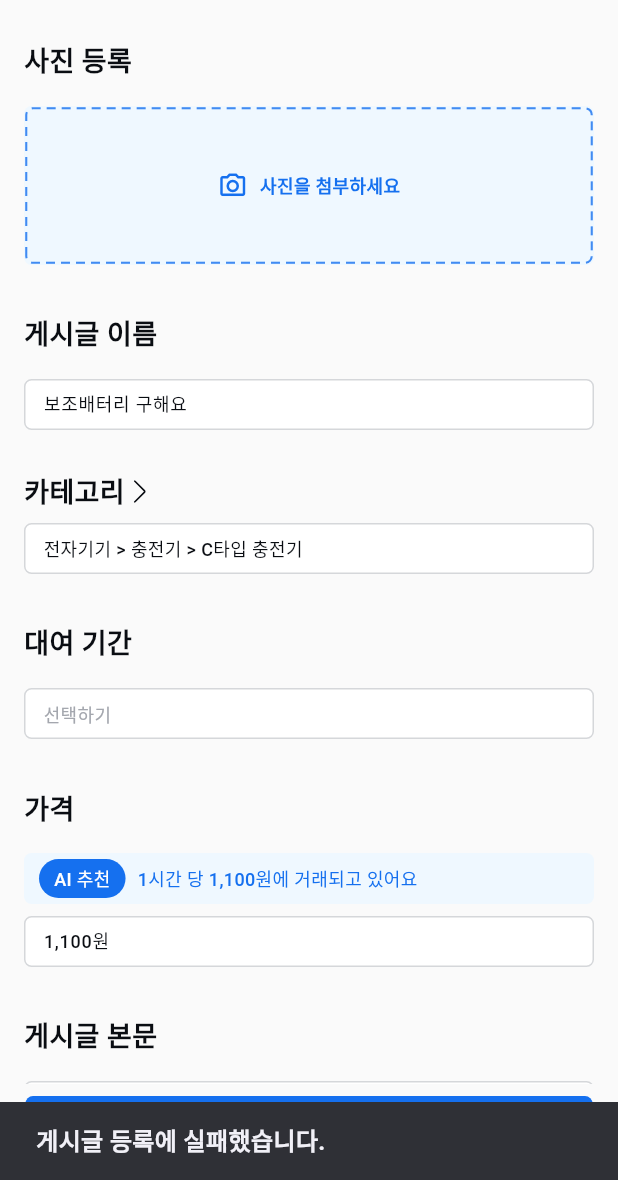
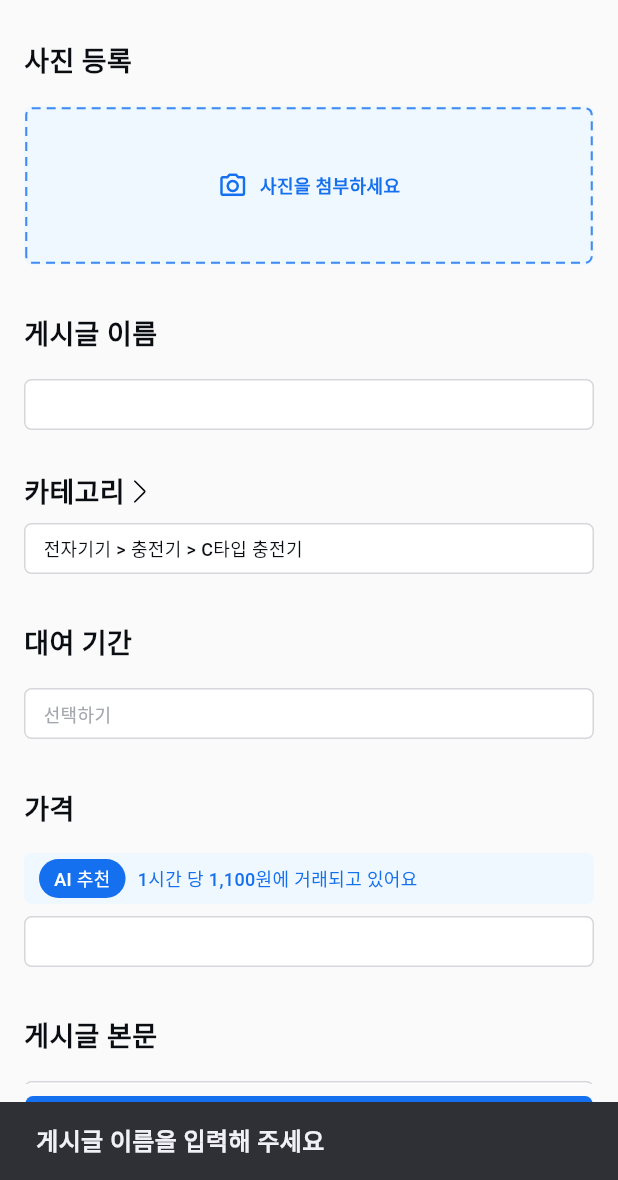
Before and after one commit to Sjaize/boro-android, a Flutter app: the PostCreateScreen screen opened by its route, after a tap on "확인", on a phone screen of 412 x 824 dp, the part 56-1236 px from its top. Run offline on Flutter 3.47's test engine with Material 3 defaults, Android fonts, the light colour scheme and no system bars; our stand-ins replace firebase_core, firebase_messaging, flutter_svg, geolocator, shared_preferences; missing offline and left inert: kakao_flutter_sdk_user, kakao_map_plugin; accounts and stored records are empty; Roboto replaces fonts that are missing (Pretendard).

```diff
--- a/lib/screens/post/post_create_screen.dart
+++ b/lib/screens/post/post_create_screen.dart
@@ -15,8 +15,8 @@ class PostCreateScreen extends StatefulWidget {
 }
 
 class _PostCreateScreenState extends State<PostCreateScreen> {
-  final _titleController = TextEditingController(text: '보조배터리 구해요');
-  final _priceController = TextEditingController(text: '1,100원');
+  final _titleController = TextEditingController();
+  final _priceController = TextEditingController();
   final _bodyController = TextEditingController();
 
   final String _selectedCategory = '전자기기 > 충전기 > C타입 충전기';
@@ -33,23 +33,42 @@ class _PostCreateScreenState extends State<PostCreateScreen> {
 
   Future<void> _submitPost() async {
     final title = _titleController.text.trim();
+    final body = _bodyController.text.trim();
+    final rawPrice = _priceController.text.replaceAll(RegExp(r'[^0-9]'), '');
+    final price = int.tryParse(rawPrice) ?? 0;
+
     if (title.isEmpty) {
       ScaffoldMessenger.of(context).showSnackBar(
         const SnackBar(content: Text('게시글 이름을 입력해 주세요')),
       );
       return;
     }
+    if (body.isEmpty) {
+      ScaffoldMessenger.of(context).showSnackBar(
+        const SnackBar(content: Text('게시글 본문을 입력해 주세요')),
+      );
+      return;
+    }
+    if (price == 0) {
+      ScaffoldMessenger.of(context).showSnackBar(
+        const SnackBar(content: Text('가격을 입력해 주세요')),
+      );
+      return;
+    }
+    if (_rentalPeriod == '선택하기') {
+      ScaffoldMessenger.of(context).showSnackBar(
+        const SnackBar(content: Text('대여 기간을 선택해 주세요')),
+      );
+      return;
+    }
 
     setState(() => _isSubmitting = true);
-
-    final rawPrice = _priceController.text.replaceAll(RegExp(r'[^0-9]'), '');
-    final price = int.tryParse(rawPrice) ?? 1100;
     final regionName = await PostService.fetchRegionName() ?? '영통동';
 
     final postId = await PostService.createPost({
       'post_type': 'BORROW',
       'title': title,
-      'content': _bodyController.text.trim(),
+      'content': body,
       'price': price,
       'category': '전자기기',
       'is_urgent': false,
--- a/lib/services/post_service.dart
+++ b/lib/services/post_service.dart
@@ -1,4 +1,5 @@
 import 'dart:convert';
+import 'package:flutter/foundation.dart';
 import 'package:http/http.dart' as http;
 import '../data/mock_data.dart';
 
@@ -188,8 +189,10 @@ class PostService {
         final body = jsonDecode(res.body) as Map<String, dynamic>;
         return body['data']['post_id'].toString();
       }
+      debugPrint('CREATE_POST_ERROR status=${res.statusCode} body=${res.body}');
       return null;
-    } catch (_) {
+    } catch (e) {
+      debugPrint('CREATE_POST_EXCEPTION=$e');
       return null;
     }
   }
```
Also changed, not shown: lib/screens/post/post_detail_screen.dart (+23 -4 lines).
